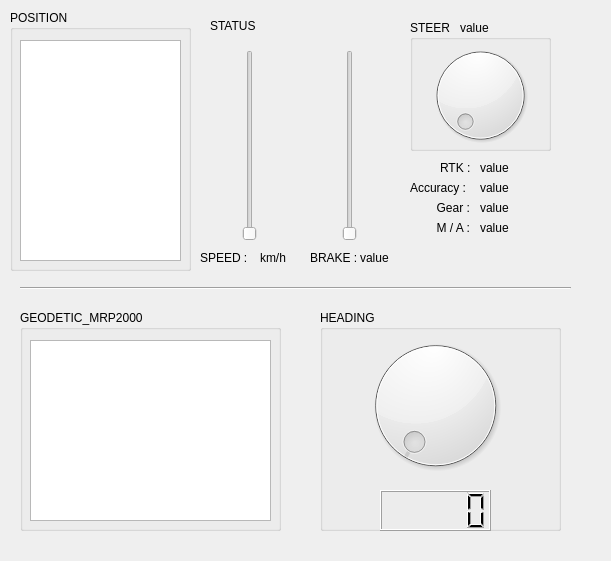
This is src/local_pkg/pyQt/uis/local_ui.ui in Hello-Hyuk/TEAM-GIGACHA as Qt 5 draws it before an edit. The edited form follows.
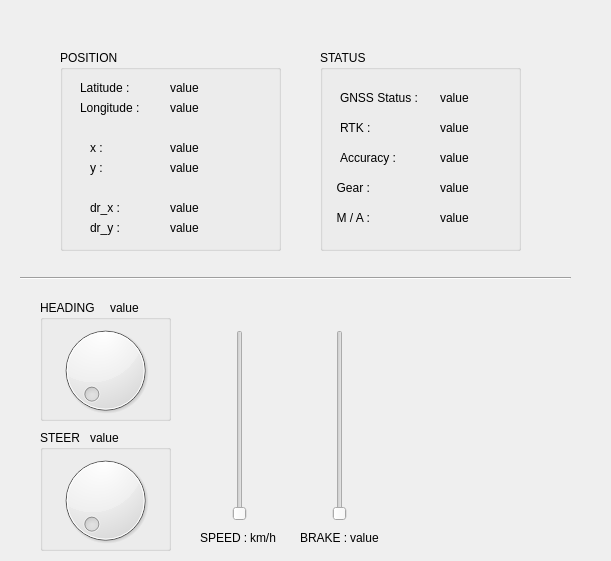
This is the edited form.

The edit to the form file:
```diff
--- a/src/local_pkg/pyQt/uis/local_ui.ui
+++ b/src/local_pkg/pyQt/uis/local_ui.ui
@@ -13,34 +13,11 @@
   <property name="windowTitle">
    <string>Dialog</string>
   </property>
-  <widget class="QGroupBox" name="group_Geo">
-   <property name="geometry">
-    <rect>
-     <x>20</x>
-     <y>310</y>
-     <width>261</width>
-     <height>221</height>
-    </rect>
-   </property>
-   <property name="title">
-    <string>GEODETIC_MRP2000</string>
-   </property>
-   <widget class="QTextBrowser" name="tb_geo">
-    <property name="geometry">
-     <rect>
-      <x>10</x>
-      <y>30</y>
-      <width>241</width>
-      <height>181</height>
-     </rect>
-    </property>
-   </widget>
-  </widget>
   <widget class="Line" name="line">
    <property name="geometry">
     <rect>
      <x>20</x>
-     <y>280</y>
+     <y>270</y>
      <width>551</width>
      <height>16</height>
     </rect>
@@ -52,10 +29,10 @@
   <widget class="QGroupBox" name="group_heading">
    <property name="geometry">
     <rect>
-     <x>320</x>
-     <y>310</y>
-     <width>241</width>
-     <height>221</height>
+     <x>40</x>
+     <y>300</y>
+     <width>131</width>
+     <height>121</height>
     </rect>
    </property>
    <property name="title">
@@ -64,42 +41,32 @@
    <widget class="QDial" name="dial">
     <property name="geometry">
      <rect>
-      <x>30</x>
+      <x>0</x>
       <y>20</y>
-      <width>171</width>
-      <height>151</height>
+      <width>131</width>
+      <height>101</height>
      </rect>
     </property>
    </widget>
-   <widget class="QLCDNumber" name="heading">
+   <widget class="QLabel" name="lbl_heading">
     <property name="geometry">
      <rect>
-      <x>60</x>
-      <y>180</y>
-      <width>111</width>
-      <height>41</height>
-     </rect>
-    </property>
-   </widget>
-  </widget>
-  <widget class="QLabel" name="label">
-   <property name="geometry">
-    <rect>
-     <x>210</x>
-     <y>10</y>
-     <width>101</width>
-     <height>31</height>
+      <x>70</x>
+      <y>0</y>
+      <width>57</width>
+      <height>15</height>
     </rect>
    </property>
    <property name="text">
-    <string>STATUS</string>
-   </property>
+     <string>value</string>
+    </property>
+   </widget>
   </widget>
   <widget class="QSlider" name="slider_speed">
    <property name="geometry">
     <rect>
-     <x>240</x>
-     <y>50</y>
+     <x>230</x>
+     <y>330</y>
      <width>20</width>
      <height>191</height>
     </rect>
@@ -112,7 +79,7 @@
    <property name="geometry">
     <rect>
      <x>200</x>
-     <y>250</y>
+     <y>530</y>
      <width>57</width>
      <height>15</height>
     </rect>
@@ -124,8 +91,8 @@
   <widget class="QLabel" name="lbl_speed">
    <property name="geometry">
     <rect>
-     <x>260</x>
-     <y>250</y>
+     <x>250</x>
+     <y>530</y>
      <width>57</width>
      <height>15</height>
     </rect>
@@ -137,8 +104,8 @@
   <widget class="QSlider" name="slider_brake">
    <property name="geometry">
     <rect>
-     <x>340</x>
-     <y>50</y>
+     <x>330</x>
+     <y>330</y>
      <width>20</width>
      <height>191</height>
     </rect>
@@ -150,8 +117,8 @@
   <widget class="QLabel" name="label_3">
    <property name="geometry">
     <rect>
-     <x>310</x>
-     <y>250</y>
+     <x>300</x>
+     <y>530</y>
      <width>57</width>
      <height>15</height>
     </rect>
@@ -163,8 +130,8 @@
   <widget class="QLabel" name="lbl_brake">
    <property name="geometry">
     <rect>
-     <x>360</x>
-     <y>250</y>
+     <x>350</x>
+     <y>530</y>
      <width>57</width>
      <height>15</height>
     </rect>
@@ -173,36 +140,13 @@
     <string>value</string>
    </property>
   </widget>
-  <widget class="QGroupBox" name="group_position">
-   <property name="geometry">
-    <rect>
-     <x>10</x>
-     <y>10</y>
-     <width>181</width>
-     <height>261</height>
-    </rect>
-   </property>
-   <property name="title">
-    <string>POSITION</string>
-   </property>
-   <widget class="QTextBrowser" name="tb_position">
-    <property name="geometry">
-     <rect>
-      <x>10</x>
-      <y>30</y>
-      <width>161</width>
-      <height>221</height>
-     </rect>
-    </property>
-   </widget>
-  </widget>
   <widget class="QGroupBox" name="groupBox">
    <property name="geometry">
     <rect>
-     <x>410</x>
-     <y>20</y>
-     <width>141</width>
-     <height>131</height>
+     <x>40</x>
+     <y>430</y>
+     <width>131</width>
+     <height>121</height>
     </rect>
    </property>
    <property name="title">
@@ -213,8 +157,8 @@
      <rect>
       <x>10</x>
       <y>20</y>
-      <width>121</width>
-      <height>111</height>
+      <width>111</width>
+      <height>101</height>
      </rect>
     </property>
    </widget>
@@ -232,11 +176,211 @@
     </property>
    </widget>
   </widget>
+  <widget class="QGroupBox" name="groupBox_2">
+   <property name="geometry">
+    <rect>
+     <x>60</x>
+     <y>50</y>
+     <width>221</width>
+     <height>201</height>
+    </rect>
+   </property>
+   <property name="title">
+    <string>POSITION</string>
+   </property>
+   <widget class="QLabel" name="lbl_dry">
+    <property name="geometry">
+     <rect>
+      <x>110</x>
+      <y>170</y>
+      <width>57</width>
+      <height>16</height>
+     </rect>
+    </property>
+    <property name="text">
+     <string>value</string>
+    </property>
+   </widget>
+   <widget class="QLabel" name="label_12">
+    <property name="geometry">
+     <rect>
+      <x>30</x>
+      <y>110</y>
+      <width>57</width>
+      <height>15</height>
+     </rect>
+    </property>
+    <property name="text">
+     <string>y :</string>
+    </property>
+   </widget>
+   <widget class="QLabel" name="lbl_lat">
+    <property name="geometry">
+     <rect>
+      <x>110</x>
+      <y>30</y>
+      <width>101</width>
+      <height>16</height>
+     </rect>
+    </property>
+    <property name="text">
+     <string>value</string>
+    </property>
+   </widget>
+   <widget class="QLabel" name="label_14">
+    <property name="geometry">
+     <rect>
+      <x>30</x>
+      <y>170</y>
+      <width>57</width>
+      <height>15</height>
+     </rect>
+    </property>
+    <property name="text">
+     <string>dr_y : </string>
+    </property>
+   </widget>
+   <widget class="QLabel" name="lbl_lon">
+    <property name="geometry">
+     <rect>
+      <x>110</x>
+      <y>50</y>
+      <width>101</width>
+      <height>16</height>
+     </rect>
+    </property>
+    <property name="cursor">
+     <cursorShape>ArrowCursor</cursorShape>
+    </property>
+    <property name="text">
+     <string>value</string>
+    </property>
+    <property name="indent">
+     <number>-1</number>
+    </property>
+   </widget>
+   <widget class="QLabel" name="label_13">
+    <property name="geometry">
+     <rect>
+      <x>30</x>
+      <y>150</y>
+      <width>57</width>
+      <height>15</height>
+     </rect>
+    </property>
+    <property name="text">
+     <string>dr_x : </string>
+    </property>
+   </widget>
+   <widget class="QLabel" name="lbl_x">
+    <property name="geometry">
+     <rect>
+      <x>110</x>
+      <y>90</y>
+      <width>57</width>
+      <height>15</height>
+     </rect>
+    </property>
+    <property name="text">
+     <string>value</string>
+    </property>
+   </widget>
+   <widget class="QLabel" name="lbl_drx">
+    <property name="geometry">
+     <rect>
+      <x>110</x>
+      <y>150</y>
+      <width>57</width>
+      <height>15</height>
+     </rect>
+    </property>
+    <property name="text">
+     <string>value</string>
+    </property>
+   </widget>
+   <widget class="QLabel" name="lbl_y">
+    <property name="geometry">
+     <rect>
+      <x>110</x>
+      <y>110</y>
+      <width>57</width>
+      <height>15</height>
+     </rect>
+    </property>
+    <property name="text">
+     <string>value</string>
+    </property>
+   </widget>
+   <widget class="QLabel" name="label_11">
+    <property name="geometry">
+     <rect>
+      <x>30</x>
+      <y>90</y>
+      <width>57</width>
+      <height>15</height>
+     </rect>
+    </property>
+    <property name="text">
+     <string>x :</string>
+    </property>
+   </widget>
+   <widget class="QLabel" name="label_9">
+    <property name="geometry">
+     <rect>
+      <x>20</x>
+      <y>30</y>
+      <width>61</width>
+      <height>16</height>
+     </rect>
+    </property>
+    <property name="text">
+     <string>Latitude :</string>
+    </property>
+   </widget>
+   <widget class="QLabel" name="label_10">
+    <property name="geometry">
+     <rect>
+      <x>20</x>
+      <y>50</y>
+      <width>71</width>
+      <height>16</height>
+     </rect>
+    </property>
+    <property name="text">
+     <string>Longitude :</string>
+    </property>
+   </widget>
+  </widget>
+  <widget class="QGroupBox" name="groupBox_3">
+   <property name="geometry">
+    <rect>
+     <x>320</x>
+     <y>50</y>
+     <width>201</width>
+     <height>201</height>
+    </rect>
+   </property>
+   <property name="title">
+    <string>STATUS</string>
+   </property>
+   <widget class="QLabel" name="lbl_ma">
+    <property name="geometry">
+     <rect>
+      <x>120</x>
+      <y>160</y>
+      <width>57</width>
+      <height>15</height>
+     </rect>
+    </property>
+    <property name="text">
+     <string>value</string>
+    </property>
+   </widget>
   <widget class="QLabel" name="label_4">
    <property name="geometry">
     <rect>
-     <x>440</x>
-     <y>160</y>
+      <x>20</x>
+      <y>70</y>
      <width>41</width>
      <height>16</height>
     </rect>
@@ -248,8 +392,8 @@
   <widget class="QLabel" name="lbl_rtk">
    <property name="geometry">
     <rect>
-     <x>480</x>
-     <y>160</y>
+      <x>120</x>
+      <y>70</y>
      <width>57</width>
      <height>15</height>
     </rect>
@@ -258,24 +402,11 @@
     <string>value</string>
    </property>
   </widget>
-  <widget class="QLabel" name="label_5">
-   <property name="geometry">
-    <rect>
-     <x>410</x>
-     <y>180</y>
-     <width>81</width>
-     <height>16</height>
-    </rect>
-   </property>
-   <property name="text">
-    <string>Accuracy :</string>
-   </property>
-  </widget>
   <widget class="QLabel" name="lbl_acc">
    <property name="geometry">
     <rect>
-     <x>480</x>
-     <y>180</y>
+      <x>120</x>
+      <y>100</y>
      <width>57</width>
      <height>15</height>
     </rect>
@@ -287,8 +418,8 @@
   <widget class="QLabel" name="label_6">
    <property name="geometry">
     <rect>
-     <x>430</x>
-     <y>200</y>
+      <x>10</x>
+      <y>130</y>
      <width>51</width>
      <height>16</height>
     </rect>
@@ -297,24 +428,11 @@
     <string>  Gear :</string>
    </property>
   </widget>
-  <widget class="QLabel" name="lbl_gear">
-   <property name="geometry">
-    <rect>
-     <x>480</x>
-     <y>200</y>
-     <width>57</width>
-     <height>15</height>
-    </rect>
-   </property>
-   <property name="text">
-    <string>value</string>
-   </property>
-  </widget>
   <widget class="QLabel" name="label_7">
    <property name="geometry">
     <rect>
-     <x>430</x>
-     <y>220</y>
+      <x>10</x>
+      <y>160</y>
      <width>57</width>
      <height>15</height>
     </rect>
@@ -323,11 +441,24 @@
     <string>  M / A :</string>
    </property>
   </widget>
-  <widget class="QLabel" name="lbl_ma">
+   <widget class="QLabel" name="label_5">
    <property name="geometry">
     <rect>
-     <x>480</x>
-     <y>220</y>
+      <x>20</x>
+      <y>100</y>
+      <width>81</width>
+      <height>16</height>
+     </rect>
+    </property>
+    <property name="text">
+     <string>Accuracy :</string>
+    </property>
+   </widget>
+   <widget class="QLabel" name="lbl_gear">
+    <property name="geometry">
+     <rect>
+      <x>120</x>
+      <y>130</y>
      <width>57</width>
      <height>15</height>
     </rect>
@@ -335,6 +466,33 @@
    <property name="text">
     <string>value</string>
    </property>
+   </widget>
+   <widget class="QLabel" name="label">
+    <property name="geometry">
+     <rect>
+      <x>20</x>
+      <y>40</y>
+      <width>91</width>
+      <height>16</height>
+     </rect>
+    </property>
+    <property name="text">
+     <string>GNSS Status :</string>
+    </property>
+   </widget>
+   <widget class="QLabel" name="lbl_gnss">
+    <property name="geometry">
+     <rect>
+      <x>120</x>
+      <y>40</y>
+      <width>57</width>
+      <height>15</height>
+     </rect>
+    </property>
+    <property name="text">
+     <string>value</string>
+    </property>
+   </widget>
   </widget>
  </widget>
  <resources/>
```
Left out of the diff: 2 changed lines with no effect on the pictures. Lines whose indentation alone changed are shown as unchanged.
